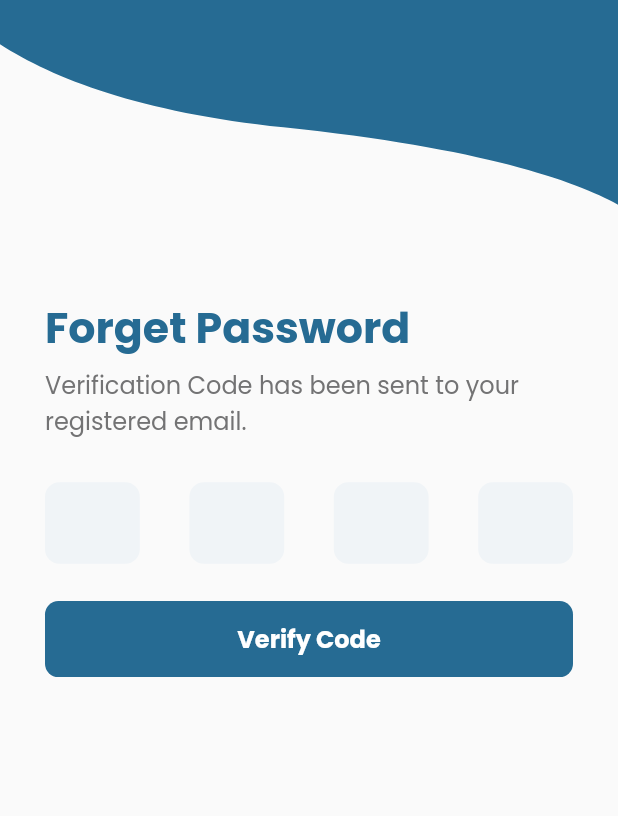
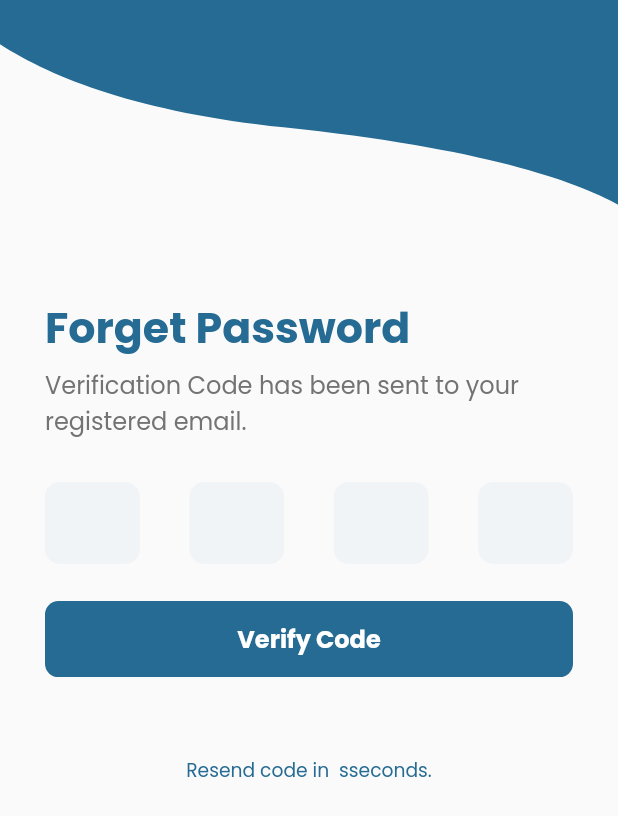
Before and after one commit to Hurair17/zia, a Flutter app: the OtpScreen screen opened directly, on a phone screen of 412 x 824 dp. Shown: the top 816 px of the screen. Run offline on Flutter 3.47's test engine with Material 2 defaults, Android fonts, the light colour scheme and no system bars; our stand-ins replace flutter_countdown_timer, flutter_screenutil, flutter_svg, get, get_it, shared_preferences; accounts and stored records are empty.

Commit message:
Verification Successful Screen Added

```diff
--- /dev/null
+++ b/lib/ui/custom_widget/down_elevated_btn.dart
@@ -0,0 +1,49 @@
+import 'package:flutter/material.dart';
+import 'package:get/get.dart';
+import 'package:flutter_screenutil/flutter_screenutil.dart';
+
+import '../../core/constant/color.dart';
+
+class DownElevetedButton extends StatelessWidget {
+  const DownElevetedButton({
+    Key? key,
+    this.formKey,
+    this.link,
+    this.buttonText,
+  }) : super(key: key);
+
+  final link;
+  final String? buttonText;
+  final GlobalKey<FormState>? formKey;
+
+  @override
+  Widget build(BuildContext context) {
+    return ElevatedButton(
+      onPressed: () {
+        if (formKey!.currentState!.validate()) {
+          Get.to(link);
+        } else {}
+      },
+      style: ElevatedButton.styleFrom(
+        primary: kprimaryColor,
+        onPrimary: Colors.white,
+        elevation: 0,
+        shape:
+            RoundedRectangleBorder(borderRadius: BorderRadius.circular(10.r)),
+        minimumSize: Size(369.w, 57.h),
+        maximumSize: Size(MediaQuery.of(context).size.width,
+            MediaQuery.of(context).size.height),
+        alignment: Alignment.center,
+      ),
+      child: Text(
+        '$buttonText',
+        style: TextStyle(
+          color: Colors.white,
+          fontFamily: 'Poppins',
+          fontSize: 18.sp,
+          fontWeight: FontWeight.w700,
+        ),
+      ),
+    );
+  }
+}
--- a/lib/ui/screens/forget_password/forget_pass_screen.dart
+++ b/lib/ui/screens/forget_password/forget_pass_screen.dart
@@ -95,6 +95,9 @@ class ForgetPasswordScreen extends StatelessWidget {
                                 shape: RoundedRectangleBorder(
                                     borderRadius: BorderRadius.circular(10.r)),
                                 minimumSize: Size(369.w, 57.h),
+                                maximumSize: Size(
+                                    MediaQuery.of(context).size.width,
+                                    MediaQuery.of(context).size.height),
                                 alignment: Alignment.center,
                               ),
                               child: Text(
--- a/lib/ui/screens/forget_password/otp_screen.dart
+++ b/lib/ui/screens/forget_password/otp_screen.dart
@@ -3,8 +3,12 @@ import 'package:flutter/services.dart';
 import 'package:flutter_screenutil/flutter_screenutil.dart';
 import 'package:flutter_svg/flutter_svg.dart';
 import 'package:get/get.dart';
+import 'package:provider/provider.dart';
+import 'package:recrutment_help_app/ui/screens/forget_password/forget_pass_view_model.dart';
+import 'package:recrutment_help_app/ui/screens/forget_password/otp_verify_screen.dart';
 
 import '../../../core/constant/color.dart';
+import '../../custom_widget/down_elevated_btn.dart';
 
 class OtpScreen extends StatelessWidget {
   OtpScreen({Key? key}) : super(key: key);
@@ -12,6 +16,9 @@ class OtpScreen extends StatelessWidget {
 
   @override
   Widget build(BuildContext context) {
+    return ChangeNotifierProvider<ForgetPassViewModel>(
+        create: (context) => ForgetPassViewModel(),
+        child: Consumer<ForgetPassViewModel>(builder: (context, value, child) {
           return SafeArea(
               child: Scaffold(
             body: SingleChildScrollView(
@@ -21,7 +28,8 @@ class OtpScreen extends StatelessWidget {
                   SizedBox(
                     height: 176.h,
                     width: double.infinity,
-              child: SvgPicture.asset('assets/icons/auth_screen_design.svg',
+                    child: SvgPicture.asset(
+                        'assets/icons/auth_screen_design.svg',
                         fit: BoxFit.cover),
                   ),
                   SizedBox(
@@ -57,49 +65,50 @@ class OtpScreen extends StatelessWidget {
                           height: 32.h,
                         ),
                         Form(
+                          key: formKey,
                           child: Column(
                             children: [
                               Row(
-                          mainAxisAlignment: MainAxisAlignment.spaceBetween,
-                          children: const [
-                            OtpTextField(),
-                            OtpTextField(),
-                            OtpTextField(),
-                            OtpTextField(),
+                                mainAxisAlignment:
+                                    MainAxisAlignment.spaceBetween,
+                                children: [
+                                  OtpTextField(
+                                    validation: value.oTPValidation,
+                                  ),
+                                  OtpTextField(
+                                    validation: value.oTPValidation,
+                                    // control: TextEditingController(
+                                    //   text: value.logInModel.password),
+                                  ),
+                                  OtpTextField(
+                                    validation: value.oTPValidation,
+                                  ),
+                                  OtpTextField(
+                                    validation: value.oTPValidation,
+                                  ),
                                 ],
                               ),
                               SizedBox(
                                 height: 28.h,
                               ),
-                        ElevatedButton(
-                          onPressed: () {
-                            if (formKey.currentState!.validate()) {
-                              Get.to(OtpScreen());
-                            } else {
-                              print('error');
-                            }
-                          },
-                          style: ElevatedButton.styleFrom(
-                            primary: kprimaryColor,
-                            onPrimary: Colors.white,
-                            elevation: 0,
-                            shape: RoundedRectangleBorder(
-                                borderRadius: BorderRadius.circular(10.r)),
-                            minimumSize: Size(369.w, 57.h),
-                            alignment: Alignment.center,
-                          ),
-                          child: Text(
-                            'Verify Code',
-                            style: TextStyle(
-                              color: Colors.white,
-                              fontFamily: 'Poppins',
-                              fontSize: 18.sp,
-                              fontWeight: FontWeight.w700,
-                            ),
-                          ),
+
+                              //Button to verify otp
+                              DownElevetedButton(
+                                formKey: formKey,
+                                link: VerifyScreen(),
+                                buttonText: 'Verify Code',
                               ),
                               SizedBox(
                                 height: 59.h,
+                              ),
+                              Text(
+                                'Resend code in  sseconds.',
+                                style: TextStyle(
+                                  color: kprimaryColor,
+                                  fontFamily: 'Poppins',
+                                  fontSize: 14.sp,
+                                  fontWeight: FontWeight.w400,
+                                ),
                               )
                             ],
                           ),
@@ -111,11 +120,17 @@ class OtpScreen extends StatelessWidget {
               ),
             ),
           ));
+        }));
   }
 }
 
 class OtpTextField extends StatelessWidget {
-  const OtpTextField({
+  final String? Function(String?)? validation;
+  TextEditingController? control;
+
+  OtpTextField({
+    this.control,
+    this.validation,
     Key? key,
   }) : super(key: key);
 
@@ -128,9 +143,30 @@ class OtpTextField extends StatelessWidget {
       ),
       height: 61.h,
       width: 71.h,
-      child: TextField(
-        decoration: const InputDecoration(border: InputBorder.none),
-        style: Theme.of(context).textTheme.headline6,
+      child: TextFormField(
+        controller: control,
+        validator: validation,
+        onSaved: (value) {},
+        onChanged: (value) {
+          if (value.length == 1) {
+            FocusScope.of(context).nextFocus();
+          }
+        },
+        decoration: const InputDecoration(
+          border: InputBorder.none,
+          errorBorder: OutlineInputBorder(
+            borderSide: BorderSide(
+              color: Colors.red,
+            ),
+          ),
+        ),
+        // style: Theme.of(context).textTheme.headline6,
+        style: TextStyle(
+          color: kprimaryColor,
+          fontFamily: 'Poppins',
+          fontSize: 29.sp,
+          fontWeight: FontWeight.w400,
+        ),
         cursorColor: ksecondaryColor,
         keyboardType: TextInputType.number,
         textAlign: TextAlign.center,
--- a/lib/ui/screens/login_screen/login.dart
+++ b/lib/ui/screens/login_screen/login.dart
@@ -140,6 +140,8 @@ class LoginScreen extends StatelessWidget {
                             shape: RoundedRectangleBorder(
                                 borderRadius: BorderRadius.circular(10.r)),
                             minimumSize: Size(369.w, 57.h),
+                            maximumSize: Size(MediaQuery.of(context).size.width,
+                                MediaQuery.of(context).size.height),
                             alignment: Alignment.center,
                           ),
                           child: Text(
--- a/lib/ui/screens/signup_screen/signup_screen.dart
+++ b/lib/ui/screens/signup_screen/signup_screen.dart
@@ -140,6 +140,9 @@ class SignUp extends StatelessWidget {
                               shape: RoundedRectangleBorder(
                                   borderRadius: BorderRadius.circular(10.r)),
                               minimumSize: Size(369.w, 57.h),
+                              maximumSize: Size(
+                                  MediaQuery.of(context).size.width,
+                                  MediaQuery.of(context).size.height),
                               alignment: Alignment.center,
                             ),
                             child: Text(
--- a/pubspec.yaml
+++ b/pubspec.yaml
@@ -42,6 +42,8 @@ dependencies:
   google_fonts: ^1.1.1
   provider: ^6.0.3
   shared_preferences: ^2.0.15
+  flutter_countdown_timer: ^4.1.0
+  countdown: ^0.1.0
 
 dev_dependencies:
   flutter_test:
```
Also changed, not shown: lib/ui/screens/forget_password/forget_pass_view_model.dart (+27 -0 lines), lib/ui/screens/forget_password/otp_verify_screen.dart (added, +77 -0 lines), assets/icons/verify_logo.svg (added), pubspec.lock. Lines whose indentation alone changed are shown as unchanged.
